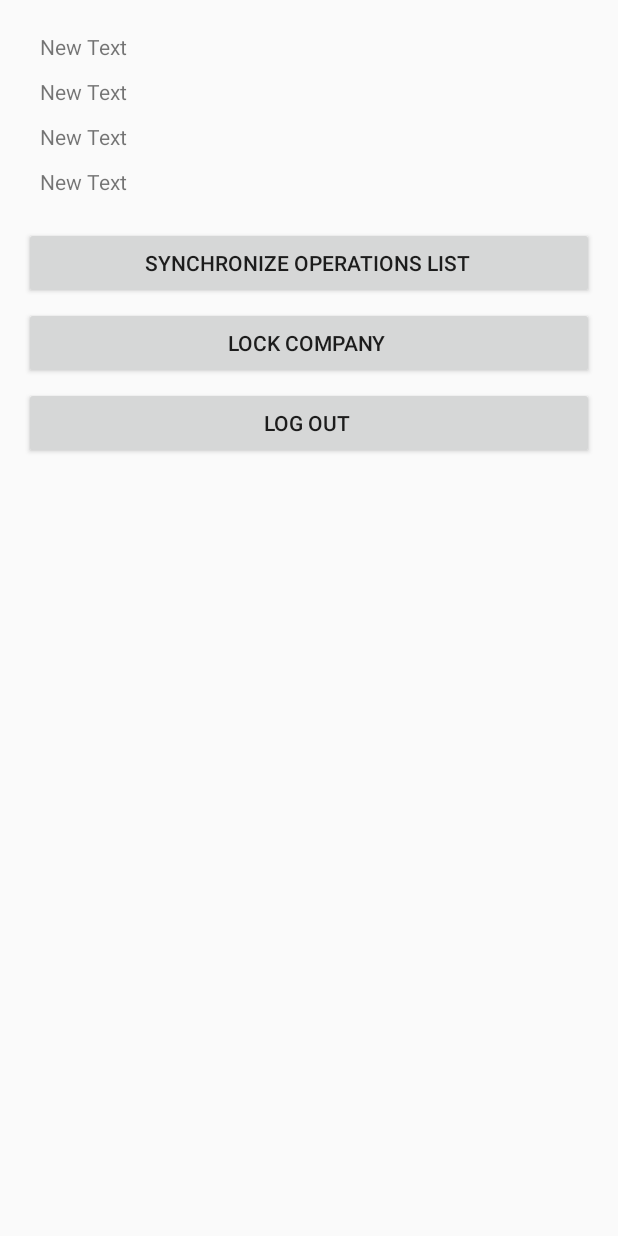
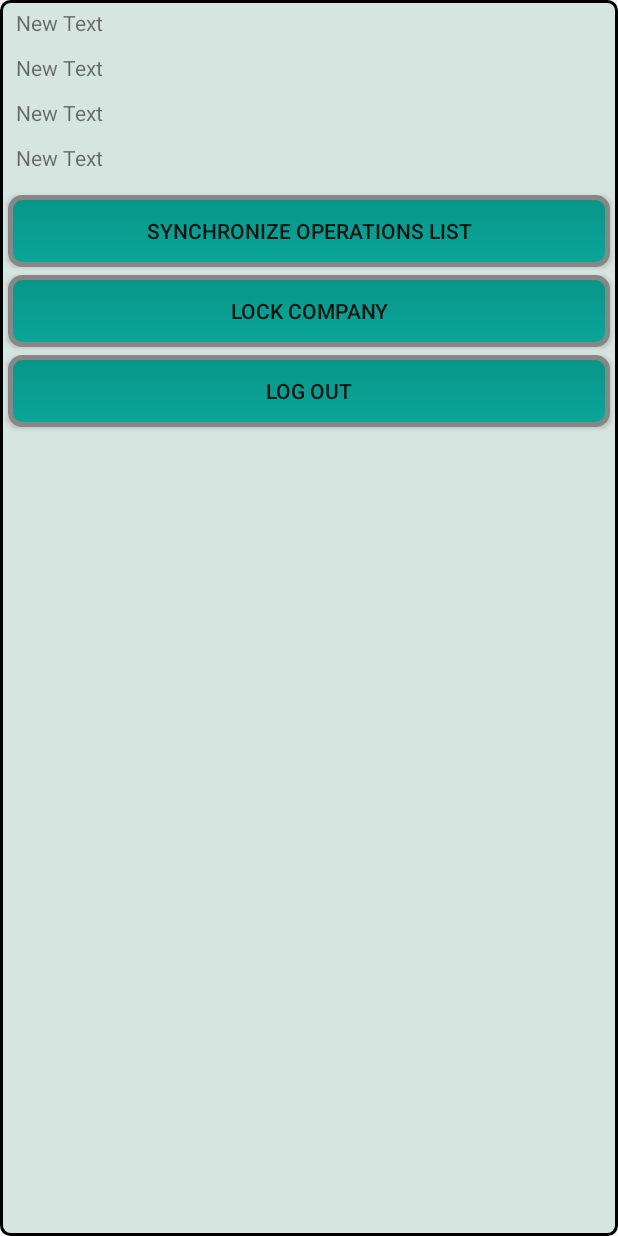
Before and after one commit to nick756/mobile, an Android app: the layout activity_first_time_login.xml on its own in the app's theme, with its tools: preview values and no code run, on a phone screen of 412 x 824 dp. Run offline under Robolectric (Android 15) with nearby library versions, the phone set to English and light mode, and no system bars.

Commit message:
First commit

```diff
--- a/app/src/main/res/layout/activity_first_time_login.xml
+++ b/app/src/main/res/layout/activity_first_time_login.xml
@@ -1,10 +1,12 @@
 <RelativeLayout xmlns:android="http://schemas.android.com/apk/res/android"
-    xmlns:tools="http://schemas.android.com/tools" android:layout_width="match_parent"
-    android:layout_height="match_parent" android:paddingLeft="@dimen/activity_horizontal_margin"
-    android:paddingRight="@dimen/activity_horizontal_margin"
-    android:paddingTop="@dimen/activity_vertical_margin"
-    android:paddingBottom="@dimen/activity_vertical_margin"
-    tools:context="com.nova.sme.sme01.FirstTimeLoginActivity">
+    xmlns:tools="http://schemas.android.com/tools"
+    android:layout_width="fill_parent"
+    android:layout_height="fill_parent"
+    android:background="@drawable/base_layout_background"
+    tools:context="com.nova.sme.sme01.FirstTimeLoginActivity"
+    android:layout_gravity="center_vertical|center_horizontal"
+    android:id="@+id/base_layout_first"
+    >
 
     <LinearLayout
         android:orientation="vertical"
@@ -13,7 +15,8 @@
         android:layout_alignParentTop="true"
         android:layout_centerHorizontal="true"
         android:layout_marginBottom="10dp"
-        android:id="@+id/linearLayout2">
+        android:id="@+id/linearLayout2"
+        android:baselineAligned="true">
 
         <TextView
             android:layout_width="fill_parent"
@@ -52,33 +55,41 @@
     <Button
         android:layout_width="fill_parent"
         android:layout_height="wrap_content"
-        android:text="Synchronize Operations List "
+        android:text="Synchronize Operations List"
         android:id="@+id/sopl_id"
         android:layout_below="@+id/linearLayout2"
         android:layout_alignParentLeft="true"
         android:layout_alignParentStart="true"
-        android:layout_marginTop="5dp"
-        android:onClick="clickSynchronizeButton" />
+        android:background="@drawable/login_button_selector"
+        android:onClick="clickButton"
+        android:layout_marginLeft="5dp"
+        android:layout_marginRight="5dp" />
 
     <Button
         android:layout_width="fill_parent"
         android:layout_height="wrap_content"
-        android:text="Lock Company "
+        android:text="Lock Company"
         android:id="@+id/lock_company_id"
         android:layout_marginTop="5dp"
         android:layout_centerVertical="true"
         android:layout_alignParentLeft="true"
         android:layout_alignParentStart="true"
         android:layout_below="@+id/sopl_id"
-        android:onClick="clickLockButton" />
+        android:background="@drawable/login_button_selector"
+        android:onClick="clickButton"
+        android:layout_marginLeft="5dp"
+        android:layout_marginRight="5dp" />
 
     <Button
         android:layout_width="fill_parent"
         android:layout_height="wrap_content"
-        android:text="Log Out "
+        android:text="Log Out"
         android:id="@+id/button2"
         android:layout_below="@+id/lock_company_id"
         android:layout_centerHorizontal="true"
         android:layout_marginTop="5dp"
-        android:onClick="clickLogoutButton" />
+        android:background="@drawable/login_button_selector"
+        android:onClick="clickButton"
+        android:layout_marginLeft="5dp"
+        android:layout_marginRight="5dp" />
 </RelativeLayout>
```
